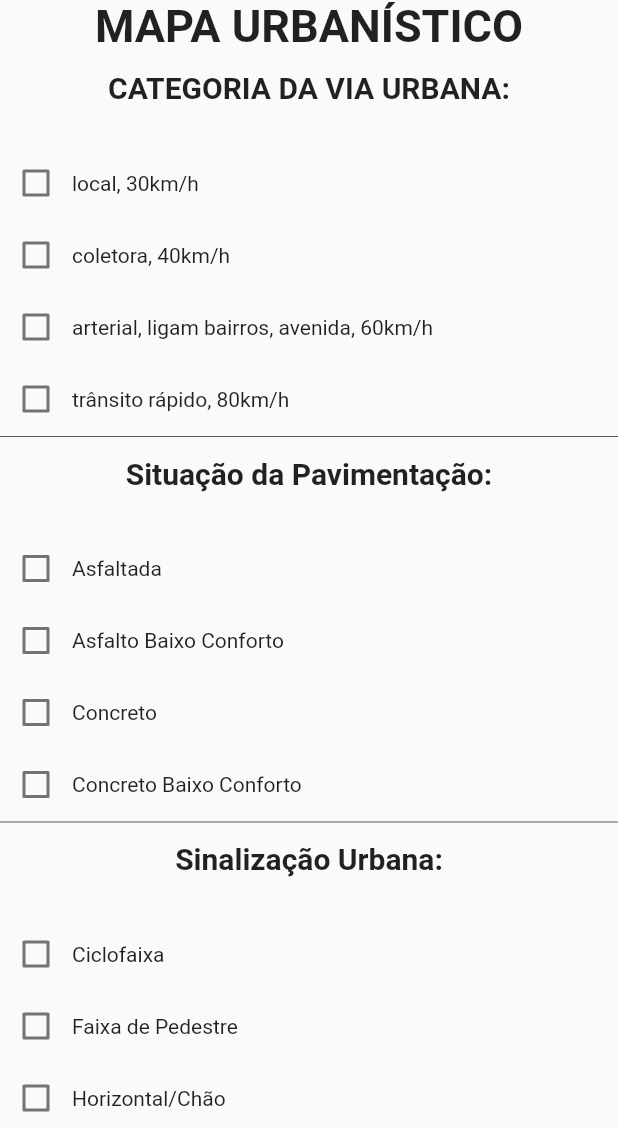
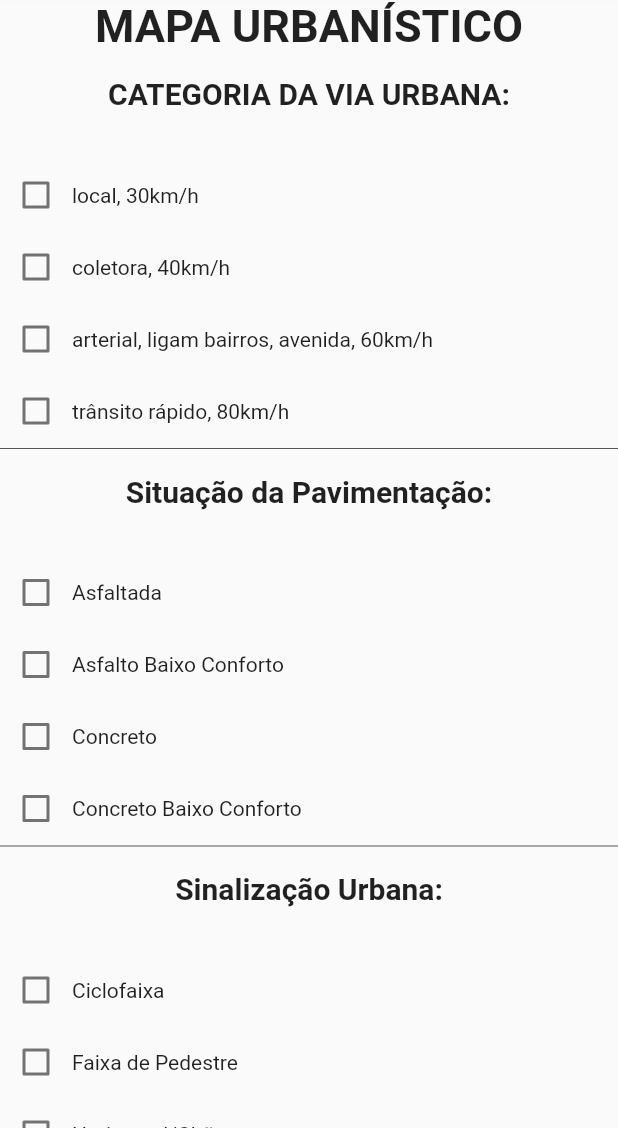
Before and after one commit to IF-Goiano-BCC/questionario_meio_ambiente, a Flutter app: the Quiz screen opened directly, on a phone screen of 412 x 824 dp, the part 108-1236 px from its top. Run offline on Flutter 3.47's test engine with Material 2 defaults, Android fonts, the phone set to English and light mode, and no system bars; our stand-ins replace geolocator, permission_handler; missing offline and left inert: dart:ffi.

Commit message:
Feat: Title style

```diff
--- a/lib/components/question.dart
+++ b/lib/components/question.dart
@@ -33,8 +33,11 @@ class QuestionState extends State<Question> {
   Widget build(BuildContext context) {
     return Column(
       children: [
-        Padding( padding: const EdgeInsets.all(12),child: Text(widget.name,
-        style: titleStyle,)),
+        Padding(
+          padding:  const EdgeInsets.symmetric(horizontal: 4, vertical: 16),
+          child: Text(widget.name,
+          style: titleStyle,)
+        ),
         Text(widget.description),
         ListView.builder(
         physics: const NeverScrollableScrollPhysics(),
```
